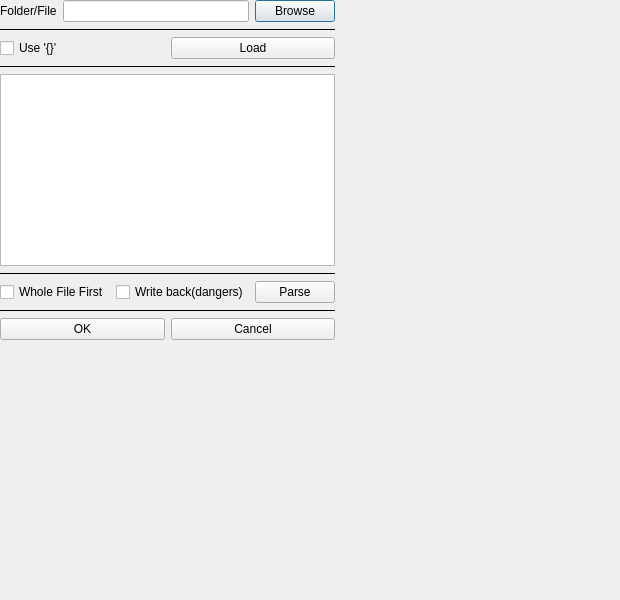
Old version of the form dialogs/parsefunction.ui in the repository zeerd/gemma.ws.
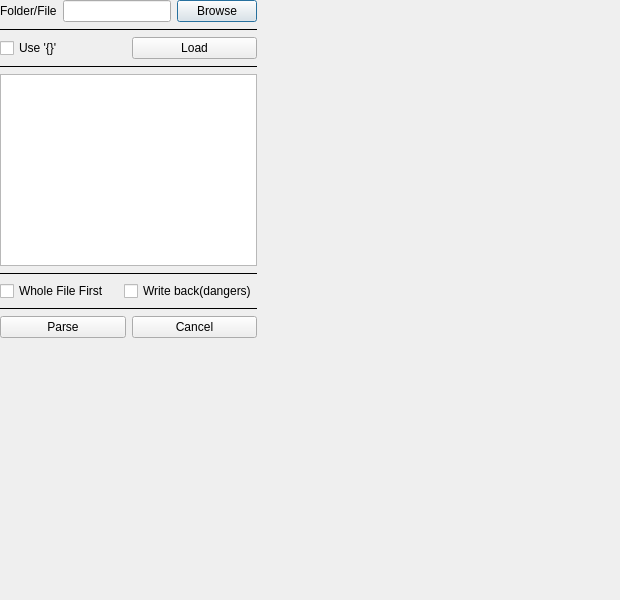
New version of the form.

The edit to the form file:
```diff
--- a/dialogs/parsefunction.ui
+++ b/dialogs/parsefunction.ui
@@ -161,13 +161,6 @@
               </property>
              </widget>
             </item>
-            <item>
-              <widget class="QPushButton" name="button_Parse">
-                <property name="text">
-                  <string>Parse</string>
-                </property>
-              </widget>
-            </item>
           </layout>
         </item>
 
@@ -195,7 +188,7 @@
             <item>
               <widget class="QPushButton" name="button_OK">
                 <property name="text">
-                  <string>OK</string>
+                  <string>Parse</string>
                 </property>
                 <property name="minimumWidth">
                  <number>100</number>
```
